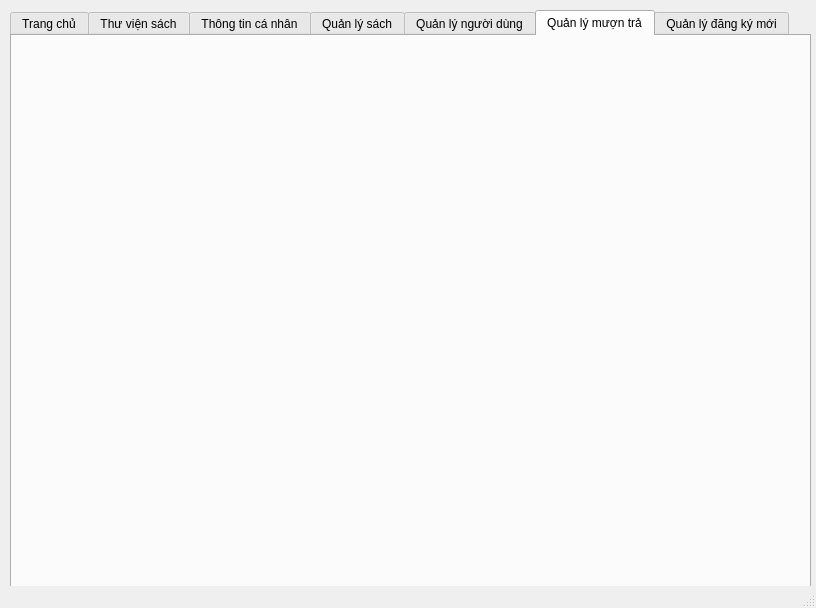
This is librarian.ui in duydvu/Library as Qt 5 draws it before an edit. The edited form follows.
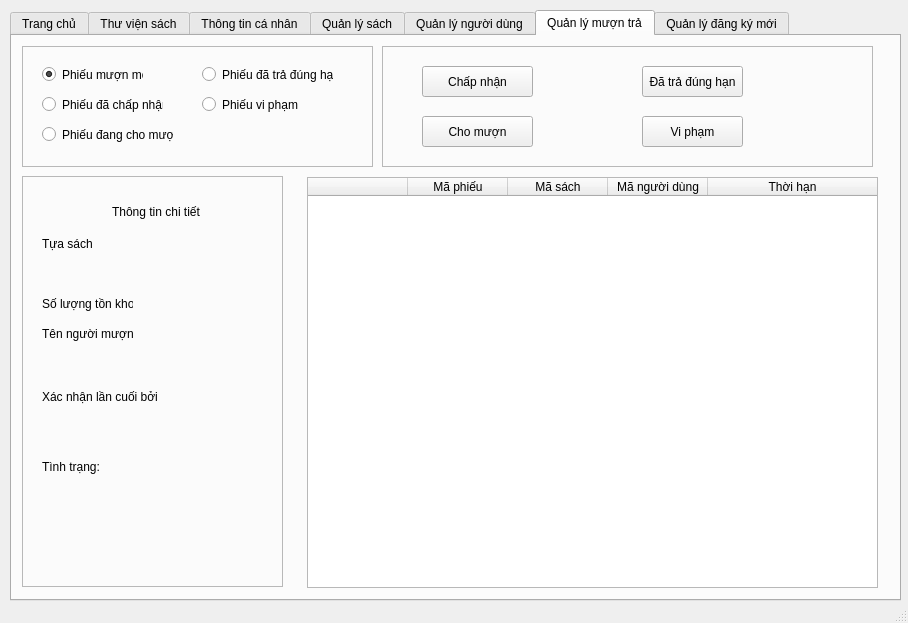
This is the edited form.

```diff
--- a/librarian.ui
+++ b/librarian.ui
@@ -6,8 +6,8 @@
    <rect>
     <x>0</x>
     <y>0</y>
-    <width>816</width>
-    <height>608</height>
+    <width>908</width>
+    <height>623</height>
    </rect>
   </property>
   <property name="windowTitle">
@@ -19,8 +19,8 @@
      <rect>
       <x>10</x>
       <y>10</y>
-      <width>801</width>
-      <height>581</height>
+      <width>891</width>
+      <height>591</height>
      </rect>
     </property>
     <layout class="QGridLayout" name="gridLayout">
@@ -823,6 +823,370 @@
         <attribute name="title">
          <string>Quản lý mượn trả</string>
         </attribute>
+        <widget class="QFrame" name="frame_3">
+         <property name="geometry">
+          <rect>
+           <x>10</x>
+           <y>140</y>
+           <width>261</width>
+           <height>411</height>
+          </rect>
+         </property>
+         <property name="frameShape">
+          <enum>QFrame::StyledPanel</enum>
+         </property>
+         <property name="frameShadow">
+          <enum>QFrame::Raised</enum>
+         </property>
+         <widget class="QLabel" name="label">
+          <property name="geometry">
+           <rect>
+            <x>90</x>
+            <y>20</y>
+            <width>91</width>
+            <height>31</height>
+           </rect>
+          </property>
+          <property name="text">
+           <string>Thông tin chi tiết</string>
+          </property>
+         </widget>
+         <widget class="QLabel" name="label_2">
+          <property name="geometry">
+           <rect>
+            <x>20</x>
+            <y>60</y>
+            <width>51</width>
+            <height>16</height>
+           </rect>
+          </property>
+          <property name="text">
+           <string>Tựa sách:</string>
+          </property>
+         </widget>
+         <widget class="QLabel" name="bookName">
+          <property name="geometry">
+           <rect>
+            <x>30</x>
+            <y>90</y>
+            <width>191</width>
+            <height>21</height>
+           </rect>
+          </property>
+          <property name="text">
+           <string/>
+          </property>
+         </widget>
+         <widget class="QLabel" name="label_3">
+          <property name="geometry">
+           <rect>
+            <x>20</x>
+            <y>150</y>
+            <width>91</width>
+            <height>16</height>
+           </rect>
+          </property>
+          <property name="text">
+           <string>Tên người mượn:</string>
+          </property>
+         </widget>
+         <widget class="QLabel" name="readerName">
+          <property name="geometry">
+           <rect>
+            <x>30</x>
+            <y>180</y>
+            <width>191</width>
+            <height>21</height>
+           </rect>
+          </property>
+          <property name="text">
+           <string/>
+          </property>
+         </widget>
+         <widget class="QLabel" name="label_4">
+          <property name="geometry">
+           <rect>
+            <x>20</x>
+            <y>280</y>
+            <width>71</width>
+            <height>21</height>
+           </rect>
+          </property>
+          <property name="text">
+           <string>Tình trạng:</string>
+          </property>
+         </widget>
+         <widget class="QLabel" name="status">
+          <property name="geometry">
+           <rect>
+            <x>30</x>
+            <y>310</y>
+            <width>131</width>
+            <height>21</height>
+           </rect>
+          </property>
+          <property name="text">
+           <string/>
+          </property>
+         </widget>
+         <widget class="QLabel" name="label_5">
+          <property name="geometry">
+           <rect>
+            <x>20</x>
+            <y>120</y>
+            <width>91</width>
+            <height>16</height>
+           </rect>
+          </property>
+          <property name="text">
+           <string>Số lượng tồn kho</string>
+          </property>
+         </widget>
+         <widget class="QLabel" name="recipient">
+          <property name="geometry">
+           <rect>
+            <x>30</x>
+            <y>240</y>
+            <width>131</width>
+            <height>21</height>
+           </rect>
+          </property>
+          <property name="text">
+           <string/>
+          </property>
+         </widget>
+         <widget class="QLabel" name="label_6">
+          <property name="geometry">
+           <rect>
+            <x>20</x>
+            <y>210</y>
+            <width>121</width>
+            <height>21</height>
+           </rect>
+          </property>
+          <property name="text">
+           <string>Xác nhận lần cuối bởi</string>
+          </property>
+         </widget>
+         <widget class="QLabel" name="capacity">
+          <property name="geometry">
+           <rect>
+            <x>110</x>
+            <y>120</y>
+            <width>61</width>
+            <height>21</height>
+           </rect>
+          </property>
+          <property name="text">
+           <string/>
+          </property>
+         </widget>
+        </widget>
+        <widget class="QFrame" name="frame">
+         <property name="geometry">
+          <rect>
+           <x>370</x>
+           <y>10</y>
+           <width>491</width>
+           <height>121</height>
+          </rect>
+         </property>
+         <property name="frameShape">
+          <enum>QFrame::StyledPanel</enum>
+         </property>
+         <property name="frameShadow">
+          <enum>QFrame::Raised</enum>
+         </property>
+         <widget class="QPushButton" name="accept">
+          <property name="geometry">
+           <rect>
+            <x>40</x>
+            <y>20</y>
+            <width>111</width>
+            <height>31</height>
+           </rect>
+          </property>
+          <property name="text">
+           <string>Chấp nhận</string>
+          </property>
+         </widget>
+         <widget class="QPushButton" name="send">
+          <property name="geometry">
+           <rect>
+            <x>40</x>
+            <y>70</y>
+            <width>111</width>
+            <height>31</height>
+           </rect>
+          </property>
+          <property name="text">
+           <string>Cho mượn</string>
+          </property>
+         </widget>
+         <widget class="QPushButton" name="done">
+          <property name="geometry">
+           <rect>
+            <x>260</x>
+            <y>20</y>
+            <width>101</width>
+            <height>31</height>
+           </rect>
+          </property>
+          <property name="text">
+           <string>Đã trả đúng hạn</string>
+          </property>
+         </widget>
+         <widget class="QPushButton" name="infringe">
+          <property name="geometry">
+           <rect>
+            <x>260</x>
+            <y>70</y>
+            <width>101</width>
+            <height>31</height>
+           </rect>
+          </property>
+          <property name="text">
+           <string>Vi phạm</string>
+          </property>
+         </widget>
+        </widget>
+        <widget class="QFrame" name="frame_2">
+         <property name="geometry">
+          <rect>
+           <x>10</x>
+           <y>10</y>
+           <width>351</width>
+           <height>121</height>
+          </rect>
+         </property>
+         <property name="frameShape">
+          <enum>QFrame::StyledPanel</enum>
+         </property>
+         <property name="frameShadow">
+          <enum>QFrame::Raised</enum>
+         </property>
+         <widget class="QRadioButton" name="newCart">
+          <property name="geometry">
+           <rect>
+            <x>20</x>
+            <y>20</y>
+            <width>101</width>
+            <height>17</height>
+           </rect>
+          </property>
+          <property name="text">
+           <string>Phiếu mượn mới</string>
+          </property>
+          <property name="checked">
+           <bool>true</bool>
+          </property>
+         </widget>
+         <widget class="QRadioButton" name="lendingCart">
+          <property name="geometry">
+           <rect>
+            <x>20</x>
+            <y>80</y>
+            <width>131</width>
+            <height>17</height>
+           </rect>
+          </property>
+          <property name="text">
+           <string>Phiếu đang cho mượn</string>
+          </property>
+         </widget>
+         <widget class="QRadioButton" name="doneCart">
+          <property name="geometry">
+           <rect>
+            <x>180</x>
+            <y>20</y>
+            <width>131</width>
+            <height>17</height>
+           </rect>
+          </property>
+          <property name="text">
+           <string>Phiếu đã trả đúng hạn</string>
+          </property>
+          <property name="checked">
+           <bool>false</bool>
+          </property>
+         </widget>
+         <widget class="QRadioButton" name="infringeCart">
+          <property name="geometry">
+           <rect>
+            <x>180</x>
+            <y>50</y>
+            <width>101</width>
+            <height>17</height>
+           </rect>
+          </property>
+          <property name="text">
+           <string>Phiếu vi phạm</string>
+          </property>
+         </widget>
+         <widget class="QRadioButton" name="acceptedCart">
+          <property name="geometry">
+           <rect>
+            <x>20</x>
+            <y>50</y>
+            <width>121</width>
+            <height>17</height>
+           </rect>
+          </property>
+          <property name="text">
+           <string>Phiếu đã chấp nhận</string>
+          </property>
+         </widget>
+        </widget>
+        <widget class="QTableWidget" name="CartInfos">
+         <property name="geometry">
+          <rect>
+           <x>295</x>
+           <y>141</y>
+           <width>571</width>
+           <height>411</height>
+          </rect>
+         </property>
+         <property name="styleSheet">
+          <string notr="true">text-align:center;</string>
+         </property>
+         <property name="editTriggers">
+          <set>QAbstractItemView::NoEditTriggers</set>
+         </property>
+         <attribute name="horizontalHeaderCascadingSectionResizes">
+          <bool>false</bool>
+         </attribute>
+         <attribute name="horizontalHeaderStretchLastSection">
+          <bool>true</bool>
+         </attribute>
+         <attribute name="verticalHeaderVisible">
+          <bool>false</bool>
+         </attribute>
+         <column>
+          <property name="text">
+           <string/>
+          </property>
+         </column>
+         <column>
+          <property name="text">
+           <string>Mã phiếu</string>
+          </property>
+         </column>
+         <column>
+          <property name="text">
+           <string>Mã sách</string>
+          </property>
+         </column>
+         <column>
+          <property name="text">
+           <string>Mã người dùng</string>
+          </property>
+         </column>
+         <column>
+          <property name="text">
+           <string>Thời hạn</string>
+          </property>
+         </column>
+        </widget>
        </widget>
        <widget class="QWidget" name="newRegistration">
         <attribute name="title">
```
